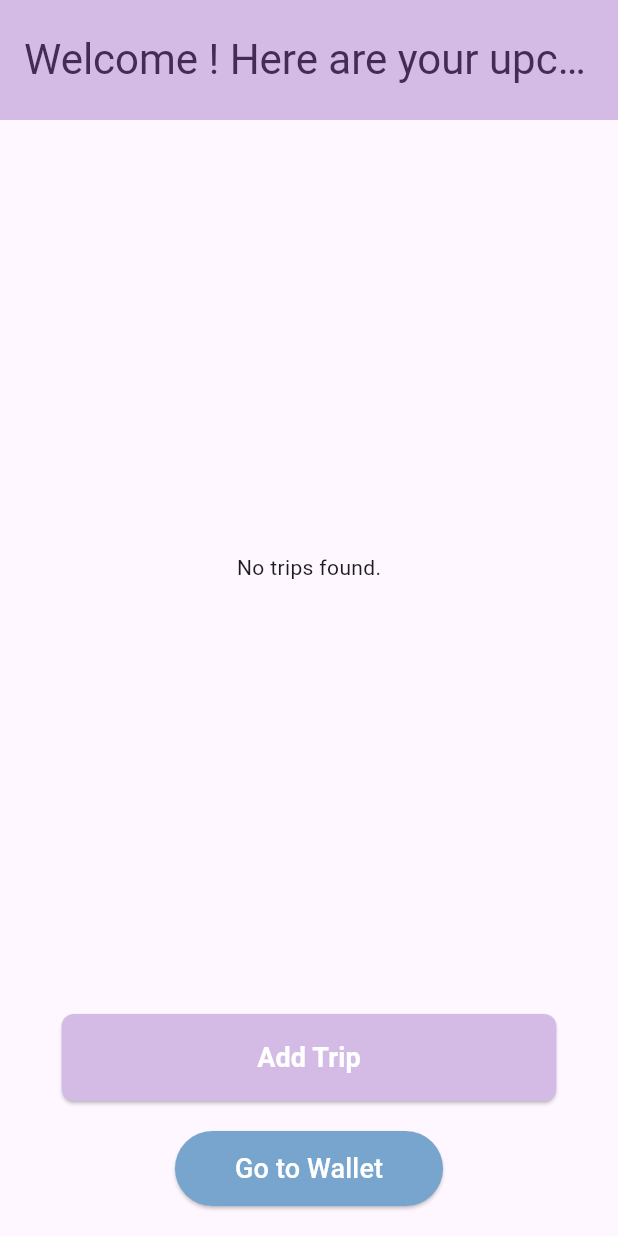
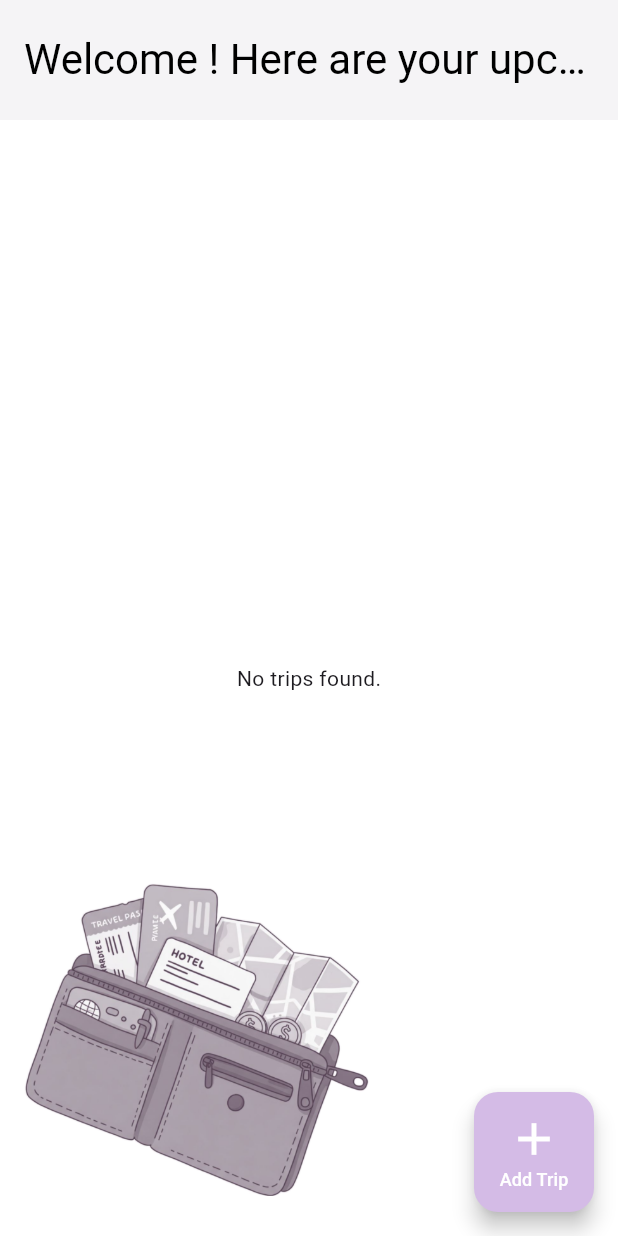
Before and after one commit to juliaopesh/JetSetGo, a Flutter app: the HomePage screen opened directly, on a phone screen of 412 x 824 dp. Run offline on Flutter 3.47's test engine with Material 3 defaults, Android fonts, the phone set to English and light mode, and no system bars; our stand-ins replace cloud_firestore, firebase_auth, firebase_core; accounts and stored records are empty.

Commit message:
wallet image

```diff
--- a/jetsetgo/lib/components/trip_card.dart
+++ b/jetsetgo/lib/components/trip_card.dart
@@ -13,7 +13,7 @@ class TripCard extends StatelessWidget {
     required this.dates,
     required this.duration,
     required this.onDelete,
-    required this.onTap, // Add this parameter
+    required this.onTap,
   });
 
   @override
--- a/jetsetgo/lib/pages/home_page.dart
+++ b/jetsetgo/lib/pages/home_page.dart
@@ -3,8 +3,8 @@ import 'package:flutter/material.dart';
 import 'package:cloud_firestore/cloud_firestore.dart';
 import 'package:jetsetgo/components/logout_button.dart';
 import 'package:jetsetgo/components/trip_list.dart';
-import 'package:jetsetgo/components/wallet_button.dart';
 import 'package:jetsetgo/pages/add_trip.dart';
+import 'package:jetsetgo/pages/wallet.dart'; // Import the WalletPage
 
 class HomePage extends StatelessWidget {
   HomePage({super.key});
@@ -14,6 +14,7 @@ class HomePage extends StatelessWidget {
   @override
   Widget build(BuildContext context) {
     return Scaffold(
+      backgroundColor: const Color.fromARGB(255, 255, 255, 255),
       appBar: AppBar(
         toolbarHeight: 80,
         title: StreamBuilder<DocumentSnapshot>(
@@ -38,28 +39,51 @@ class HomePage extends StatelessWidget {
               'Welcome $userName! Here are your upcoming trips...',
               style: const TextStyle(
                 fontSize: 28, // Large font size
-                color: Color.fromARGB(255, 67, 44, 84),
+                color: Colors.black,
               ),
             );
           },
         ),
-        backgroundColor: const Color.fromARGB(255, 212, 187, 230),
+        backgroundColor: const Color.fromARGB(255, 245, 244, 246),
       ),
-      body: Padding(
+      body: Stack(
+        children: [
+          Padding(
             padding: const EdgeInsets.all(20.0),
             child: Column(
               crossAxisAlignment: CrossAxisAlignment.start,
               children: [
                 // List of trips
                 const Expanded(child: TripList()), // ✅ Uses TripList component
-
-            const SizedBox(height: 20),
-
-            // "Add Trip" Button (less wide)
-            Center(
-              child: SizedBox(
-                width: MediaQuery.of(context).size.width * 0.8, // 80% of screen width
-                child: ElevatedButton(
+              ],
+            ),
+          ),
+          // Wallet Image (positioned in the bottom-left corner)
+          Positioned(
+            left: 16, // Adjust the position as needed
+            bottom: 16, // Adjust the position as needed
+            child: GestureDetector(
+              onTap: () {
+                // Navigate to the WalletPage when the image is clicked
+                Navigator.push(
+                  context,
+                  MaterialPageRoute(builder: (context) => const WalletPage()),
+                );
+              },
+              child: Image.asset(
+                'assets/images/wallet2.png', // Path to your wallet image
+                width: 230, // Set the width
+                height: 230, // Set the height
+              ),
+            ),
+          ),
+        ],
+      ),
+      // Add a circular "Add Trip" button at the bottom right
+      floatingActionButton: SizedBox(
+        width: 80, // Set the width of the button
+        height: 80, // Set the height of the button
+        child: FloatingActionButton(
           onPressed: () {
             // Navigate to the AddTrip screen
             Navigator.push(
@@ -67,32 +91,27 @@ class HomePage extends StatelessWidget {
               MaterialPageRoute(builder: (context) => const AddTrip()),
             );
           },
-                  style: ElevatedButton.styleFrom(
-                    padding: const EdgeInsets.symmetric(vertical: 16), // Increase button height
           backgroundColor: const Color.fromARGB(255, 212, 187, 230), // Button color
-                    shape: RoundedRectangleBorder(
-                      borderRadius: BorderRadius.circular(8), // Rounded corners
+          child: const Column(
+            mainAxisAlignment: MainAxisAlignment.center,
+            children: [
+              Icon(
+                Icons.add,
+                color: Colors.white,
+                size: 36, // Larger icon size
+              ),
+              Text(
+                'Add Trip',
+                style: TextStyle(
+                  fontSize: 12, // Smaller font size
+                  color: Colors.white,
                 ),
               ),
-                  child: const Text(
-                    'Add Trip',
-                    style: TextStyle(
-                      fontSize: 18, // Larger font size
-                      fontWeight: FontWeight.bold,
-                      color: Colors.white, // Text color
+            ],
           ),
         ),
       ),
-              ),
-            ),
-
-            const SizedBox(height: 20),
-
-            // Wallet Button
-            const Center(child: WalletButton()), // ✅ Uses WalletButton component
-          ],
-        ),
-      ),
+      floatingActionButtonLocation: FloatingActionButtonLocation.endFloat, // Position at bottom right
     );
   }
 }
--- a/jetsetgo/pubspec.yaml
+++ b/jetsetgo/pubspec.yaml
@@ -68,6 +68,7 @@ flutter:
   assets:
     - assets/images/trip_card/
     - assets/images/image_rotation/
+    - assets/images/
 
 
   # An image asset can refer to one or more resolution-specific "variants", see
```
Also changed, not shown: jetsetgo/assets/images/image_rotation/greece_rotation.jpg (deleted), jetsetgo/assets/images/wallet1.png (added), jetsetgo/assets/images/wallet2.png (added). Lines whose indentation alone changed are shown as unchanged.
